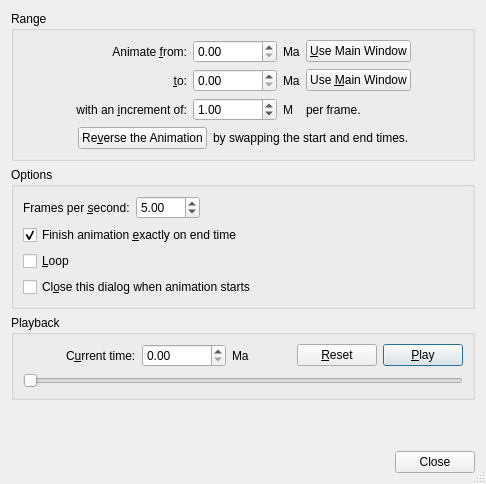
Before: the Qt Designer form src/qt-widgets/AnimateDialogUi.ui in GPlates/GPlates, drawn with Qt 5.
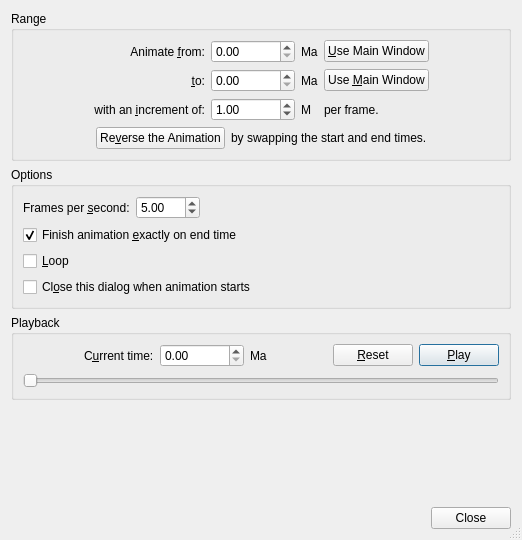
After: the same form once the commit is applied. Icons and pictures are not drawn.

Patch:
```diff
--- a/src/qt-widgets/AnimateDialogUi.ui
+++ b/src/qt-widgets/AnimateDialogUi.ui
@@ -6,8 +6,8 @@
    <rect>
     <x>0</x>
     <y>0</y>
-    <width>486</width>
-    <height>484</height>
+    <width>522</width>
+    <height>540</height>
    </rect>
   </property>
   <property name="windowTitle">
@@ -241,12 +241,6 @@
      <layout class="QVBoxLayout">
       <item>
        <layout class="QHBoxLayout">
-        <property name="spacing">
-         <number>6</number>
-        </property>
-        <property name="margin">
-         <number>0</number>
-        </property>
         <item>
          <widget class="QLabel" name="label_Frames_per_second">
           <property name="text">
@@ -320,12 +314,6 @@
      <layout class="QVBoxLayout">
       <item>
        <layout class="QHBoxLayout">
-        <property name="spacing">
-         <number>6</number>
-        </property>
-        <property name="margin">
-         <number>0</number>
-        </property>
         <item>
          <spacer>
           <property name="orientation">
@@ -445,7 +433,7 @@
      <property name="sizeHint" stdset="0">
       <size>
        <width>20</width>
-       <height>40</height>
+       <height>0</height>
       </size>
      </property>
     </spacer>
```
